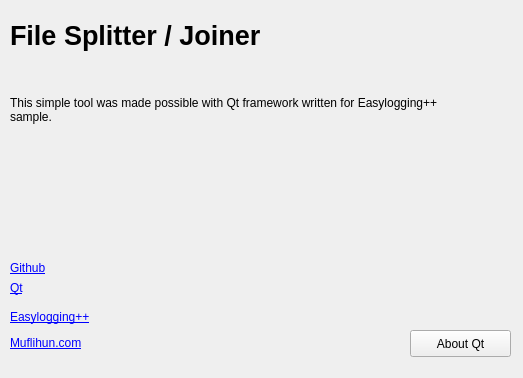
The window that DirectX11Proj/Libs/easyloggingpp-master/samples/Qt/file-splitter-joiner/about.ui (Mercesa/DirectX11Project) describes before a commit, drawn with Qt 5.
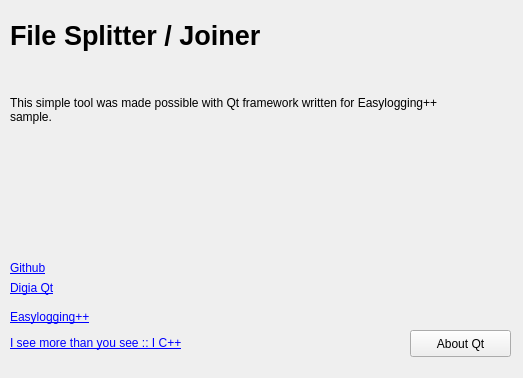
The same window after the commit.

Diff of the .ui file:
```diff
--- a/DirectX11Proj/Libs/easyloggingpp-master/samples/Qt/file-splitter-joiner/about.ui
+++ b/DirectX11Proj/Libs/easyloggingpp-master/samples/Qt/file-splitter-joiner/about.ui
@@ -43,7 +43,7 @@
     </rect>
    </property>
    <property name="text">
-    <string>&lt;html&gt;&lt;head/&gt;&lt;body&gt;&lt;p&gt;&lt;a href=&quot;http://labs.muflihun.com/easyloggingpp&quot;&gt;&lt;span style=&quot; text-decoration: underline; color:#0000ff;&quot;&gt;Easylogging++&lt;/span&gt;&lt;/a&gt;&lt;/p&gt;&lt;p&gt;&lt;a href=&quot;http://muflihun.com&quot;&gt;&lt;span style=&quot; text-decoration: underline; color:#0000ff;&quot;&gt;Muflihun.com&lt;/span&gt;&lt;/a&gt;&lt;/p&gt;&lt;/body&gt;&lt;/html&gt;</string>
+    <string>&lt;html&gt;&lt;head/&gt;&lt;body&gt;&lt;p&gt;&lt;a href=&quot;http://easylogging.org&quot;&gt;&lt;span style=&quot; text-decoration: underline; color:#0000ff;&quot;&gt;Easylogging++&lt;/span&gt;&lt;/a&gt;&lt;/p&gt;&lt;p&gt;&lt;a href=&quot;http://icplusplus.com&quot;&gt;&lt;span style=&quot; text-decoration: underline; color:#0000ff;&quot;&gt;I see more than you see :: I C++&lt;/span&gt;&lt;/a&gt;&lt;/p&gt;&lt;/body&gt;&lt;/html&gt;</string>
    </property>
   </widget>
   <widget class="QLabel" name="label_2">
@@ -69,7 +69,7 @@
     </rect>
    </property>
    <property name="text">
-    <string>&lt;html&gt;&lt;head/&gt;&lt;body&gt;&lt;p&gt;&lt;a href=&quot;http://qt.io&quot;&gt;&lt;span style=&quot; text-decoration: underline; color:#0000ff;&quot;&gt;Qt&lt;/span&gt;&lt;/a&gt;&lt;/p&gt;&lt;/body&gt;&lt;/html&gt;</string>
+    <string>&lt;html&gt;&lt;head/&gt;&lt;body&gt;&lt;p&gt;&lt;a href=&quot;http://qt-project.org/&quot;&gt;&lt;span style=&quot; text-decoration: underline; color:#0000ff;&quot;&gt;Digia Qt&lt;/span&gt;&lt;/a&gt;&lt;/p&gt;&lt;/body&gt;&lt;/html&gt;</string>
    </property>
   </widget>
   <widget class="QLabel" name="label_4">
```
Left out of the diff: 2 changed lines with no effect on the pictures.
